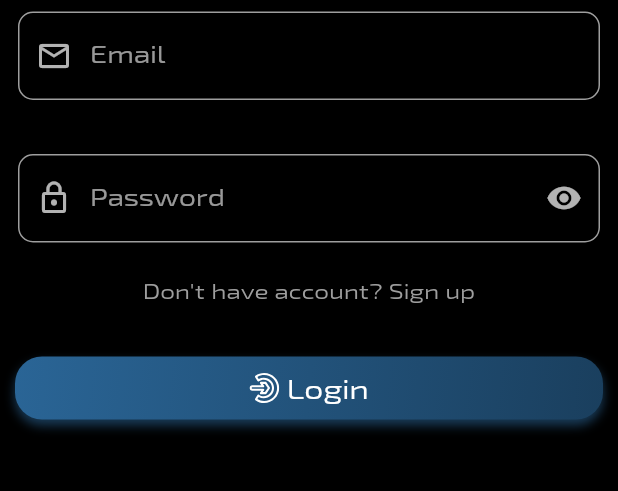
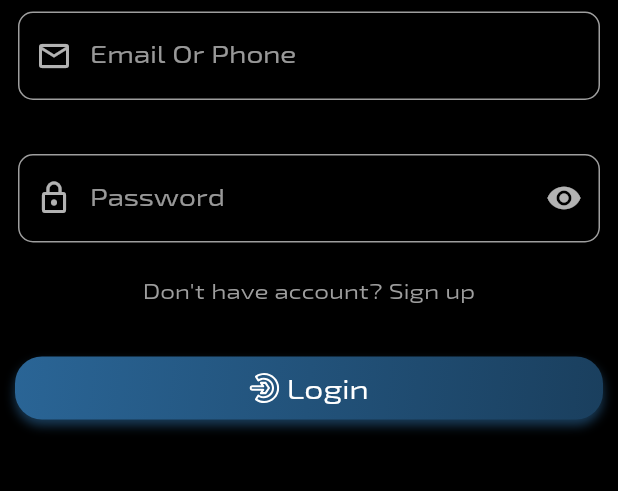
Before and after one commit to darwishdev/obd, a Flutter app: the screen it shows after launch, on a phone screen of 412 x 824 dp, the part 596-1087 px from its top. Run offline on Flutter 3.47's test engine with Material 2 defaults, Android fonts, the phone set to English and light mode, and no system bars; our stand-ins replace auto_route, dartz, dio, dropdown_search, equatable, flutter_easyloading and 11 more; accounts and stored records are empty.

Commit message:
set email input label  to email or phone

```diff
--- a/lib/features/user/presentation/screens/login_screen.dart
+++ b/lib/features/user/presentation/screens/login_screen.dart
@@ -73,7 +73,7 @@ class _LoginScreenState extends ConsumerState<LoginScreen> {
                     return null;
                   },
                   prefixWidget: const Icon(Icons.email_outlined),
-                  labelText: "Email",
+                  labelText: "Email Or Phone",
                 ),
                 const SizedBox(height: 20),
                 FormFieldWidget(
```
